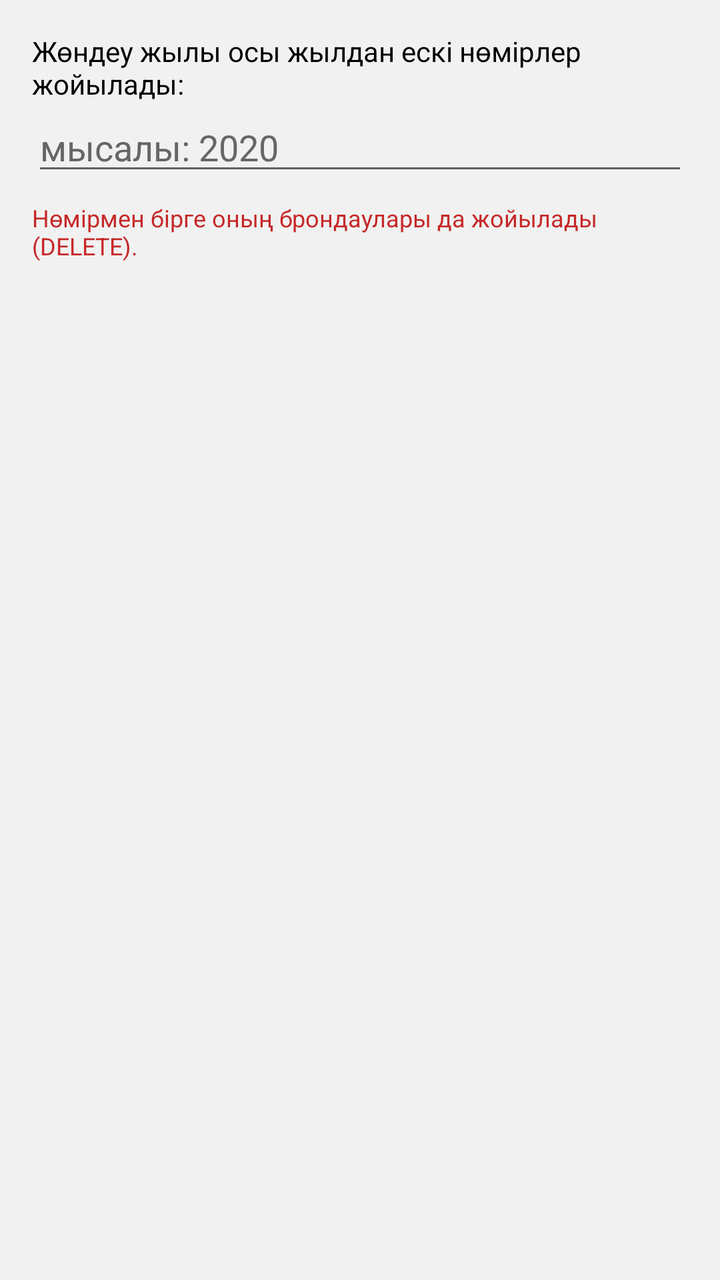
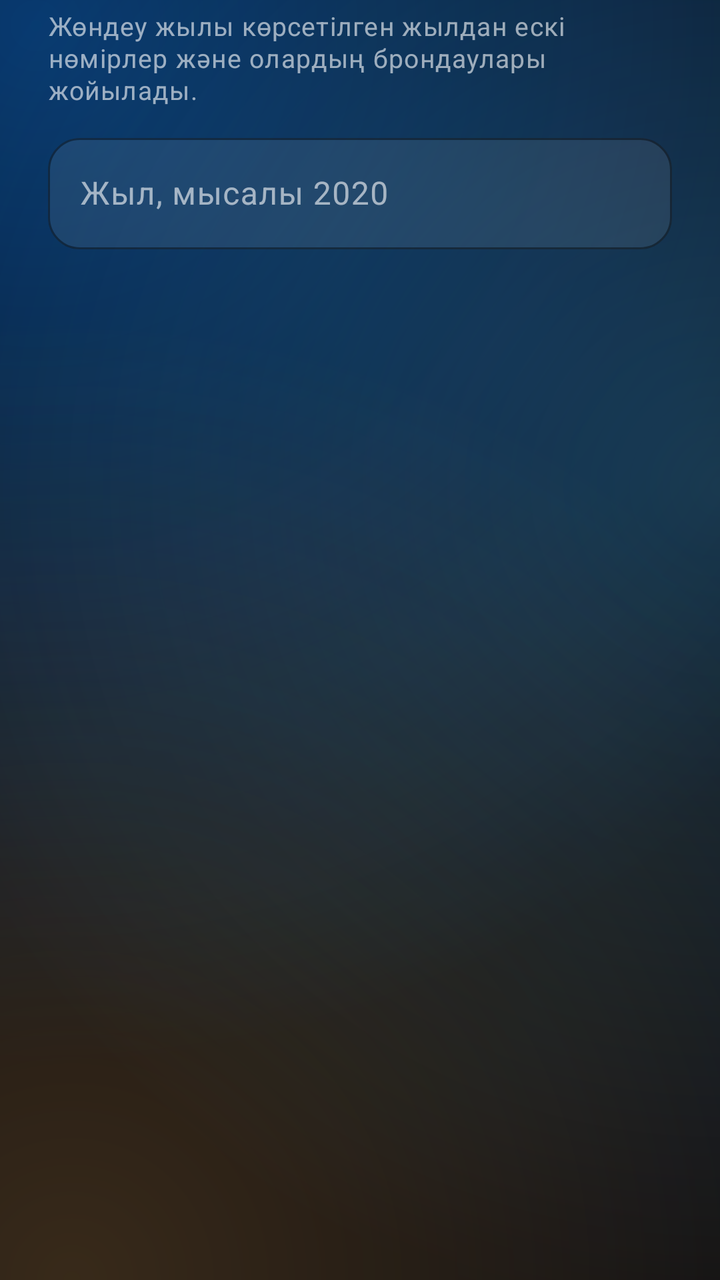

Before-and-after screenshots of an Android layout around one commit, followed by the original layout XML and the change that was made.
<!-- AndroidManifest.xml: application theme Theme.Hotel -->
<!-- res/layout/dialog_delete_old.xml -->
<?xml version="1.0" encoding="utf-8"?>
<LinearLayout xmlns:android="http://schemas.android.com/apk/res/android"
    android:layout_width="match_parent"
    android:layout_height="wrap_content"
    android:orientation="vertical"
    android:padding="16dp">

    <TextView
        android:layout_width="match_parent"
        android:layout_height="wrap_content"
        android:text="Жөндеу жылы осы жылдан ескі нөмірлер жойылады:"
        android:textColor="@color/black"
        android:textSize="14sp" />

    <EditText
        android:id="@+id/editYear"
        android:layout_width="match_parent"
        android:layout_height="wrap_content"
        android:hint="мысалы: 2020"
        android:importantForAutofill="no"
        android:inputType="number"
        android:textColor="@color/black"
        android:textColorHint="@color/text_second" />

    <TextView
        android:layout_width="match_parent"
        android:layout_height="wrap_content"
        android:layout_marginTop="8dp"
        android:text="Нөмірмен бірге оның брондаулары да жойылады (DELETE)."
        android:textColor="@color/warn"
        android:textSize="12sp" />
</LinearLayout>
<!-- resources referenced by this layout -->
<resources>
  <color name="black">#FF000000</color>
  <color name="text_second">#FF666666</color>
  <color name="warn">#FFC62828</color>
  <style name="Theme.Hotel" parent="Theme.AppCompat.Light.NoActionBar">
          <item name="colorPrimary">@color/primary</item>
          <item name="colorPrimaryDark">@color/primary_dark</item>
          <item name="colorAccent">@color/accent</item>
          <item name="android:windowBackground">@color/screen</item>
      </style>
  <color name="primary">#FF4E342E</color>
  <color name="primary_dark">#FF3E2723</color>
  <color name="accent">#FF00796B</color>
  <color name="screen">#FFF1F1F1</color>
</resources>

<!-- the commit's change to res/layout/dialog_delete_old.xml (unified diff, before → after) -->
@@ -3,30 +3,28 @@
     android:layout_width="match_parent"
     android:layout_height="wrap_content"
     android:orientation="vertical"
-    android:padding="16dp">
+    android:paddingStart="24dp"
+    android:paddingTop="4dp"
+    android:paddingEnd="24dp">
 
     <TextView
+        style="@style/Text.Hotel.Caption"
         android:layout_width="match_parent"
         android:layout_height="wrap_content"
-        android:text="Жөндеу жылы осы жылдан ескі нөмірлер жойылады:"
-        android:textColor="@color/black"
-        android:textSize="14sp" />
+        android:text="Жөндеу жылы көрсетілген жылдан ескі нөмірлер және олардың брондаулары жойылады." />
 
-    <EditText
-        android:id="@+id/editYear"
+    <com.google.android.material.textfield.TextInputLayout
+        style="@style/Widget.Hotel.Input"
         android:layout_width="match_parent"
         android:layout_height="wrap_content"
-        android:hint="мысалы: 2020"
-        android:importantForAutofill="no"
-        android:inputType="number"
-        android:textColor="@color/black"
-        android:textColorHint="@color/text_second" />
+        android:layout_marginTop="10dp"
+        android:hint="Жыл, мысалы 2020">
 
-    <TextView
-        android:layout_width="match_parent"
-        android:layout_height="wrap_content"
-        android:layout_marginTop="8dp"
-        android:text="Нөмірмен бірге оның брондаулары да жойылады (DELETE)."
-        android:textColor="@color/warn"
-        android:textSize="12sp" />
+        <com.google.android.material.textfield.TextInputEditText
+            android:id="@+id/editYear"
+            android:layout_width="match_parent"
+            android:layout_height="wrap_content"
+            android:importantForAutofill="no"
+            android:inputType="number" />
+    </com.google.android.material.textfield.TextInputLayout>
 </LinearLayout>
<!-- resource entries referenced after the edit -->
@@ -1,17 +1,131 @@
 <!-- resources referenced by this layout -->
 <resources>
-  <color name="black">#FF000000</color>
-  <color name="text_second">#FF666666</color>
-  <color name="warn">#FFC62828</color>
-  <style name="Theme.Hotel" parent="Theme.AppCompat.Light.NoActionBar">
-          <item name="colorPrimary">@color/primary</item>
-          <item name="colorPrimaryDark">@color/primary_dark</item>
-          <item name="colorAccent">@color/accent</item>
-          <item name="android:windowBackground">@color/screen</item>
+  <style name="Text.Hotel.Caption" parent="TextAppearance.Material3.BodySmall">
+          <item name="android:textColor">@color/muted</item>
+          <item name="android:textSize">13sp</item>
       </style>
-  <color name="primary">#FF4E342E</color>
-  <color name="primary_dark">#FF3E2723</color>
-  <color name="accent">#FF00796B</color>
-  <color name="screen">#FFF1F1F1</color>
+  <style name="Widget.Hotel.Input" parent="Widget.Material3.TextInputLayout.OutlinedBox">
+          <item name="boxBackgroundColor">@color/paper_2</item>
+          <item name="boxStrokeColor">@color/accent_2</item>
+          <item name="boxStrokeWidth">1dp</item>
+          <item name="boxStrokeWidthFocused">2dp</item>
+          <item name="hintTextColor">@color/accent_2</item>
+          <item name="android:textColorHint">@color/muted</item>
+          <item name="boxCornerRadiusTopStart">16dp</item>
+          <item name="boxCornerRadiusTopEnd">16dp</item>
+          <item name="boxCornerRadiusBottomStart">16dp</item>
+          <item name="boxCornerRadiusBottomEnd">16dp</item>
+      </style>
+  <color name="warn">#FFFF9A91</color>
+  <!-- drawable bg_screen (drawable) -->
+  <?xml version="1.0" encoding="utf-8"?>
+  <layer-list xmlns:android="http://schemas.android.com/apk/res/android">
+      <item>
+          <shape android:shape="rectangle">
+              <solid android:color="@color/paper" />
+          </shape>
+      </item>
+      <item>
+          <shape android:shape="rectangle">
+              <gradient
+                  android:centerX="0.05"
+                  android:centerY="0.02"
+                  android:endColor="#000A84FF"
+                  android:gradientRadius="520dp"
+                  android:startColor="#660A84FF"
+                  android:type="radial" />
+          </shape>
+      </item>
+      <item>
+          <shape android:shape="rectangle">
+              <gradient
+                  android:centerX="1.0"
+                  android:centerY="0.38"
+                  android:endColor="#0064D2FF"
+                  android:gradientRadius="420dp"
+                  android:startColor="#3364D2FF"
+                  android:type="radial" />
+          </shape>
+      </item>
+      <item>
+          <shape android:shape="rectangle">
+              <gradient
+                  android:centerX="0.1"
+                  android:centerY="1.0"
+                  android:endColor="#00FFB340"
+                  android:gradientRadius="480dp"
+                  android:startColor="#33FFB340"
+                  android:type="radial" />
+          </shape>
+      </item>
+  </layer-list>
+  <style name="ThemeOverlay.Hotel.Dialog" parent="ThemeOverlay.Material3.MaterialAlertDialog">
+          <item name="colorSurface">@color/sheet</item>
+          <item name="shapeAppearanceOverlay">@style/ShapeAppearance.Hotel.Round</item>
+          <item name="materialAlertDialogTitleTextStyle">@style/Text.Hotel.DialogTitle</item>
+      </style>
+  <style name="ThemeOverlay.Hotel.AlertDialog" parent="ThemeOverlay.Material3.Dialog.Alert">
+          <item name="android:windowBackground">@drawable/bg_dialog</item>
+          <item name="colorSurface">@color/sheet</item>
+          <item name="buttonBarButtonStyle">@style/Widget.Material3.Button.TextButton.Dialog</item>
+      </style>
+  <style name="ShapeAppearance.Hotel.Round" parent="">
+          <item name="cornerFamily">rounded</item>
+          <item name="cornerSize">28dp</item>
+      </style>
+  <style name="Text.Hotel.DialogTitle" parent="MaterialAlertDialog.Material3.Title.Text">
+          <item name="android:fontFamily">sans-serif</item>
+          <item name="fontFamily">sans-serif</item>
+          <item name="android:textFontWeight">700</item>
+          <item name="android:textColor">@color/ink</item>
+      </style>
+  <!-- drawable bg_dialog (drawable) -->
+  <?xml version="1.0" encoding="utf-8"?>
+  <inset xmlns:android="http://schemas.android.com/apk/res/android"
+      android:insetLeft="12dp"
+      android:insetRight="12dp">
+      <shape android:shape="rectangle">
+          <solid android:color="@color/sheet" />
+          <stroke android:width="1dp" android:color="@color/card_edge" />
+          <corners android:radius="28dp" />
+      </shape>
+  </inset>
+  <style name="Theme.Hotel" parent="Theme.Material3.Dark.NoActionBar">
+          <item name="colorPrimary">@color/accent</item>
+          <item name="colorOnPrimary">@color/accent_ink</item>
+          <item name="colorPrimaryContainer">@color/sheet</item>
+          <item name="colorOnPrimaryContainer">@color/ink</item>
+          <item name="colorSecondary">@color/accent_2</item>
+          <item name="colorOnSecondary">@color/paper</item>
+          <item name="colorSecondaryContainer">@color/sheet</item>
+          <item name="colorOnSecondaryContainer">@color/ink</item>
+          <item name="colorSurface">@color/sheet</item>
+          <item name="colorOnSurface">@color/ink</item>
+          <item name="colorOnSurfaceVariant">@color/muted</item>
+          <item name="colorSurfaceContainerHigh">@color/sheet</item>
+          <item name="colorOutline">@color/card_edge</item>
+          <item name="colorOutlineVariant">@color/rule</item>
+          <item name="colorError">@color/warn</item>
+          <item name="colorControlActivated">@color/accent_2</item>
+          <item name="android:statusBarColor">@android:color/transparent</item>
+          <item name="android:navigationBarColor">@android:color/transparent</item>
+          <item name="android:windowLightStatusBar">false</item>
+          <item name="android:windowLightNavigationBar">false</item>
+          <item name="android:windowBackground">@drawable/bg_screen</item>
+          <item name="android:textColorPrimary">@color/ink</item>
+          <item name="android:textColorSecondary">@color/muted</item>
+          <item name="materialAlertDialogTheme">@style/ThemeOverlay.Hotel.Dialog</item>
+          <item name="alertDialogTheme">@style/ThemeOverlay.Hotel.AlertDialog</item>
+      </style>
+  <color name="muted">#99FFFFFF</color>
+  <color name="paper_2">#14FFFFFF</color>
+  <color name="accent_2">#FF64D2FF</color>
+  <color name="accent">#FF0A84FF</color>
+  <color name="accent_ink">#FFFFFFFF</color>
+  <color name="sheet">#FF1B2234</color>
+  <color name="ink">#FFFFFFFF</color>
+  <color name="paper">#FF05070F</color>
+  <color name="card_edge">#33FFFFFF</color>
+  <color name="rule">#1FFFFFFF</color>
 </resources>
 
